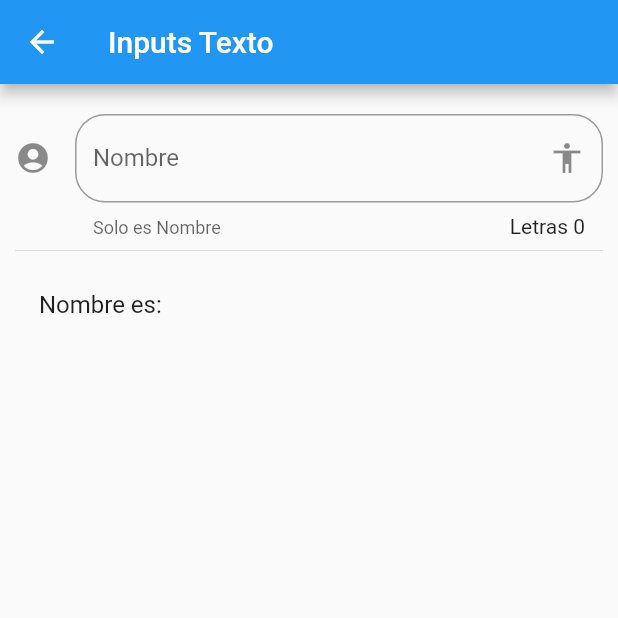
After one commit to uialberto/appcomponentes, a Flutter app: the InputPage screen opened by its route, on a phone screen of 412 x 824 dp, the top half of it. The commit adds this screen. Run offline on Flutter 3.47's test engine with Material 2 defaults, Android fonts, the phone set to English and light mode, and no system bars.

Commit message:
creat input page flutter

```diff
--- a/data/menu_opts.json
+++ b/data/menu_opts.json
@@ -20,6 +20,11 @@
             "ruta" : "animatedContainer",
             "icon" : "donut_large",
             "texto": "Animated Container"
+        },
+        {
+            "ruta" : "inputs",
+            "icon" : "input",
+            "texto": "Inputs"
         }
     ]
 }
--- /dev/null
+++ b/lib/src/pages/input_page.dart
@@ -0,0 +1,48 @@
+import 'package:flutter/material.dart';
+
+class InputPage extends StatefulWidget {
+  @override
+  _InputPageState createState() => _InputPageState();
+}
+
+class _InputPageState extends State<InputPage> {
+  String _nombre = '';
+  @override
+  Widget build(BuildContext context) {
+    return Scaffold(
+      appBar: AppBar(
+        title: Text('Inputs Texto'),
+      ),
+      body: ListView(
+        padding: EdgeInsets.symmetric(horizontal: 10.0, vertical: 20.0),
+        children: <Widget>[_crearInput(), Divider(), _crearPersona()],
+      ),
+    );
+  }
+
+  Widget _crearInput() {
+    return TextField(
+      // autofocus: true,
+      textCapitalization: TextCapitalization.sentences,
+      decoration: InputDecoration(
+          border: OutlineInputBorder(borderRadius: BorderRadius.circular(20.0)),
+          counter: Text('Letras ${_nombre.length}'),
+          hintText: 'Nombre de Persona',
+          labelText: 'Nombre',
+          helperText: 'Solo es Nombre',
+          suffixIcon: Icon(Icons.accessibility),
+          icon: Icon(Icons.account_circle)),
+      onChanged: (valor) {
+        setState(() {
+          _nombre = valor;
+        });
+      },
+    );
+  }
+
+  Widget _crearPersona() {
+    return ListTile(
+      title: Text('Nombre es: $_nombre'),
+    );
+  }
+}
--- a/lib/src/routes/routes.dart
+++ b/lib/src/routes/routes.dart
@@ -5,6 +5,7 @@ import 'package:appcomponentes/src/pages/avatar_page.dart';
 import 'package:appcomponentes/src/pages/home_page.dart';
 import 'package:appcomponentes/src/pages/card_page.dart';
 import 'package:appcomponentes/src/pages/animated_container.dart';
+import 'package:appcomponentes/src/pages/input_page.dart';
 
 Map<String, WidgetBuilder> getApplicationRoutes() {
   return <String, WidgetBuilder>{
@@ -12,6 +13,7 @@ Map<String, WidgetBuilder> getApplicationRoutes() {
     'alert': (BuildContext context) => AlertPage(),
     'avatar': (BuildContext context) => AvatarPage(),
     'card': (BuildContext context) => CardPage(),
-    'animatedContainer': (BuildContext context) => AnimatedContainerPage()
+    'animatedContainer': (BuildContext context) => AnimatedContainerPage(),
+    'inputs': (BuildContext context) => InputPage()
   };
 }
--- a/lib/src/utils/icono_string_util.dart
+++ b/lib/src/utils/icono_string_util.dart
@@ -5,6 +5,7 @@ final _icons = <String, IconData>{
   'accessibility': Icons.accessibility,
   'folder_open': Icons.folder_open,
   'donut_large': Icons.donut_large,
+  'input': Icons.input,
 };
 
 Icon getIcon(String nombreIcono) {
```
